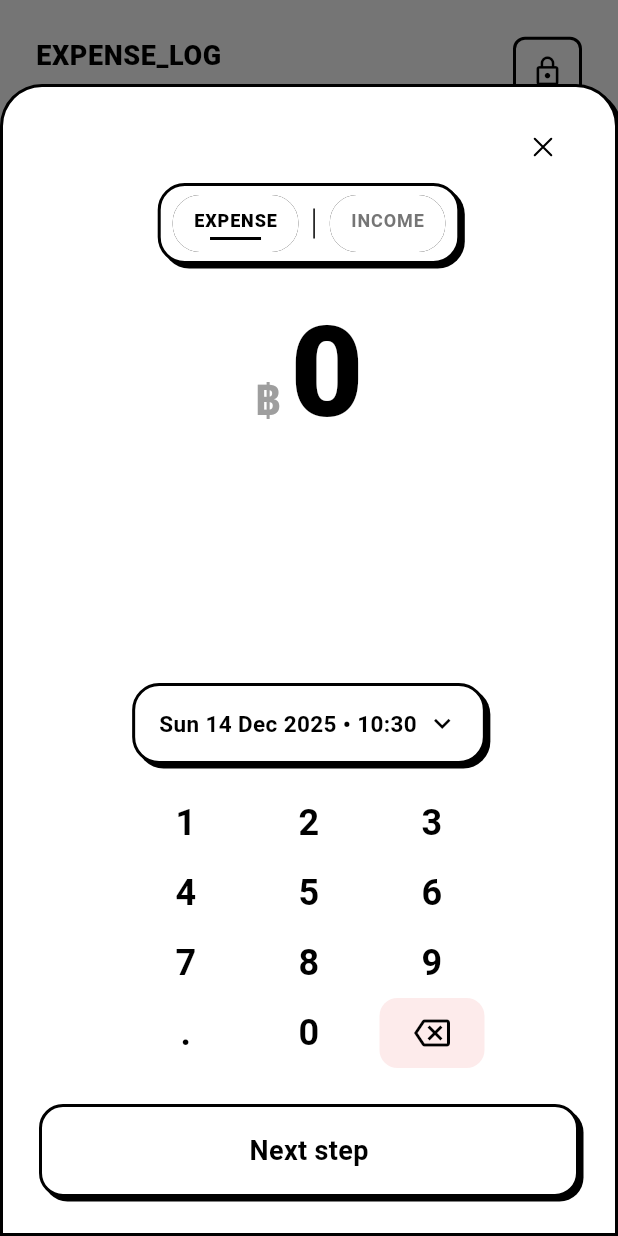
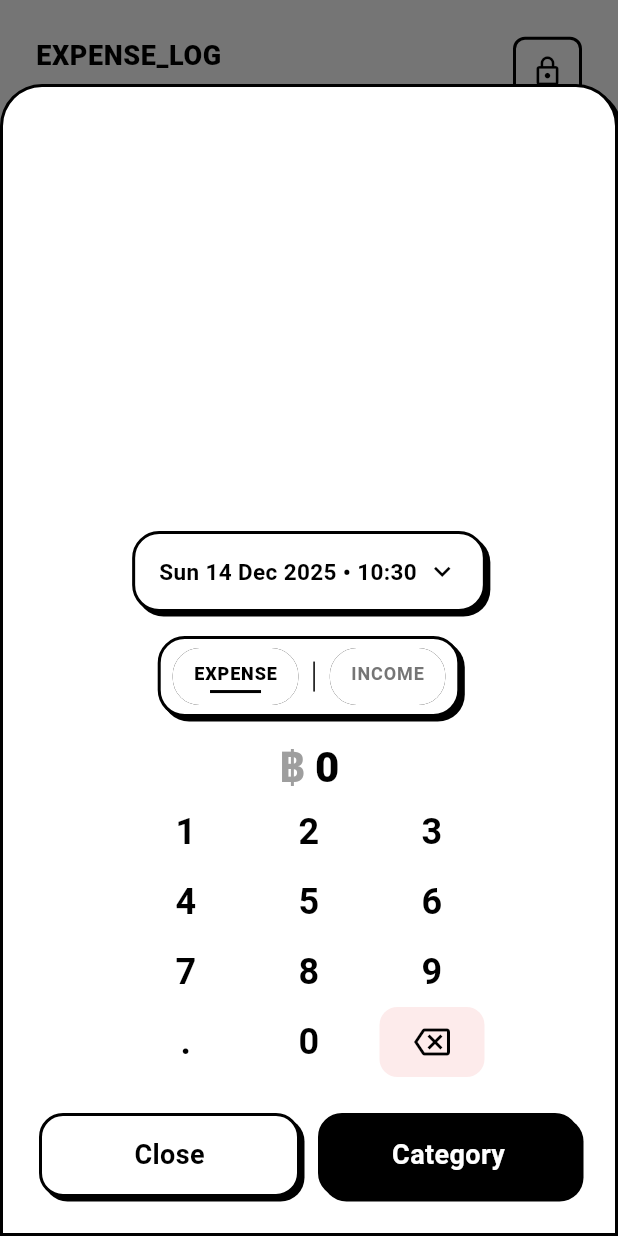
Before and after one commit to beerbeatbox/zen-money-tracking, a Flutter app: the screen it shows after launch, after a tap on the "add" icon, on a phone screen of 412 x 824 dp. Run offline on Flutter 3.47's test engine with Material 3 defaults, Android fonts, the phone set to English and light mode, and no system bars; drawn by our look-alikes of auto_size_text; our stand-ins replace csv, dio, flutter_riverpod, go_router, heroicons, pretty_dio_logger and 1 more; generated files the repository leaves out were written again.

Commit message:
feat: Enhance NumberKeyboardBottomSheet with close button functionality
- Added a close button to the NumberKeyboardBottomSheet, allowing users to dismiss the sheet with a visual feedback effect.
- Introduced state management for the close button's pressed state to improve user interaction.
- Reorganized the layout to ensure the AmountHeader is displayed correctly, enhancing the overall user experience.

```diff
--- a/lib/features/home/presentation/widgets/number_keyboard_bottom_sheet.dart
+++ b/lib/features/home/presentation/widgets/number_keyboard_bottom_sheet.dart
@@ -7,7 +7,6 @@ import 'package:anti/features/home/presentation/widgets/log_time_picker_dialog.d
 import 'package:anti/features/home/presentation/widgets/outlined_surface.dart';
 import 'package:auto_size_text/auto_size_text.dart';
 import 'package:flutter/material.dart';
-import 'package:heroicons/heroicons.dart';
 
 Future<void> showNumberKeyboardBottomSheet(
   BuildContext context, {
@@ -56,6 +55,7 @@ class NumberKeyboardBottomSheet extends StatefulWidget {
 class _NumberKeyboardBottomSheetState extends State<NumberKeyboardBottomSheet> {
   String _value = '';
   bool _ctaPressed = false;
+  bool _closePressed = false;
   Timer? _backspaceHoldTimer;
   late bool _isExpense;
   late DateTime _logDateTime;
@@ -150,6 +150,19 @@ class _NumberKeyboardBottomSheetState extends State<NumberKeyboardBottomSheet> {
     _setCtaPressed(false);
   }
 
+  void _setClosePressed(bool value) {
+    if (_closePressed == value) return;
+    setState(() {
+      _closePressed = value;
+    });
+  }
+
+  Future<void> _releaseCloseWithPause() async {
+    await Future.delayed(const Duration(milliseconds: 90));
+    if (!mounted) return;
+    _setClosePressed(false);
+  }
+
   void _updateExpenseType(bool isExpense) {
     if (_isExpense == isExpense) return;
     setState(() => _isExpense = isExpense);
@@ -195,17 +208,6 @@ class _NumberKeyboardBottomSheetState extends State<NumberKeyboardBottomSheet> {
             child: Column(
               mainAxisSize: MainAxisSize.max,
               children: [
-                ConstrainedBox(
-                  constraints: const BoxConstraints(
-                    minWidth: 320,
-                    maxWidth: 520,
-                  ),
-                  child: _AmountHeader(
-                    value: _displayValue,
-                    isExpense: _isExpense,
-                    onTypeChanged: _updateExpenseType,
-                  ),
-                ),
                 const Spacer(),
                 Center(
                   child: _LogTimeSection(
@@ -214,6 +216,13 @@ class _NumberKeyboardBottomSheetState extends State<NumberKeyboardBottomSheet> {
                   ),
                 ),
                 const SizedBox(height: 16),
+                Center(
+                  child: _AmountHeader(
+                    value: _displayValue,
+                    isExpense: _isExpense,
+                    onTypeChanged: _updateExpenseType,
+                  ),
+                ),
                 Center(
                   child: FractionallySizedBox(
                     widthFactor: 0.65,
@@ -226,20 +235,47 @@ class _NumberKeyboardBottomSheetState extends State<NumberKeyboardBottomSheet> {
                   ),
                 ),
                 const SizedBox(height: 24),
-                OutlinedSurface(
-                  width: double.infinity,
-                  padding: const EdgeInsets.symmetric(vertical: 16),
-                  isPressed: _ctaPressed,
-                  pressedColor: const Color(0xFFF7F7F7),
+                Row(
+                  children: [
+                    Expanded(
+                      child: OutlinedSurface(
+                        height: 56,
+                        isPressed: _closePressed,
                         duration: const Duration(milliseconds: 80),
                         curve: Curves.easeOut,
                         child: const Center(
                           child: Text(
-                      'Next step',
+                            'Close',
                             style: TextStyle(
                               fontSize: 18,
                               fontWeight: FontWeight.w700,
                               color: Colors.black,
+                            ),
+                          ),
+                        ),
+                      ).onTap(
+                        onTapDown: (_) => _setClosePressed(true),
+                        onTapUp: (_) => _releaseCloseWithPause(),
+                        onTapCancel: () => _releaseCloseWithPause(),
+                        onTap: () => Navigator.of(context).pop(),
+                        behavior: HitTestBehavior.opaque,
+                      ),
+                    ),
+                    const SizedBox(width: 12),
+                    Expanded(
+                      child: OutlinedSurface(
+                        height: 56,
+                        isPressed: _ctaPressed,
+                        duration: const Duration(milliseconds: 80),
+                        color: Colors.black,
+                        curve: Curves.easeOut,
+                        child: const Center(
+                          child: Text(
+                            'Category',
+                            style: TextStyle(
+                              fontSize: 18,
+                              fontWeight: FontWeight.w700,
+                              color: Colors.white,
                             ),
                           ),
                         ),
@@ -249,6 +285,9 @@ class _NumberKeyboardBottomSheetState extends State<NumberKeyboardBottomSheet> {
                         onTapCancel: () => _releaseCtaWithPause(),
                         onTap: _submit,
                         behavior: HitTestBehavior.opaque,
+                      ),
+                    ),
+                  ],
                 ),
               ],
             ),
@@ -277,27 +316,9 @@ class _AmountHeader extends StatelessWidget {
     return Column(
       crossAxisAlignment: CrossAxisAlignment.center,
       children: [
-        Row(
-          mainAxisAlignment: MainAxisAlignment.end,
-          children: [
-            IconButton(
-              icon: const HeroIcon(
-                HeroIcons.xMark,
-                style: HeroIconStyle.outline,
-                color: Colors.black,
-                size: 22,
-              ),
-              padding: EdgeInsets.zero,
-              constraints: const BoxConstraints(),
-              splashRadius: 20,
-              onPressed: () => Navigator.of(context).pop(),
-            ),
-          ],
-        ),
         _ExpenseTypeToggle(isExpense: isExpense, onChanged: onTypeChanged),
         const SizedBox(height: 12),
         SizedBox(
-          height: 120,
           child: Center(
             child: Row(
               mainAxisSize: MainAxisSize.min,
@@ -321,7 +342,7 @@ class _AmountHeader extends StatelessWidget {
                     minFontSize: 28,
                     textAlign: TextAlign.center,
                     style: const TextStyle(
-                      fontSize: 100,
+                      fontSize: 28,
                       fontWeight: FontWeight.w800,
                       color: Colors.black,
                       letterSpacing: 0.4,
@@ -332,7 +353,6 @@ class _AmountHeader extends StatelessWidget {
             ),
           ),
         ),
-        const SizedBox(height: 40),
       ],
     );
   }
```
Lines whose indentation alone changed are shown as unchanged.
